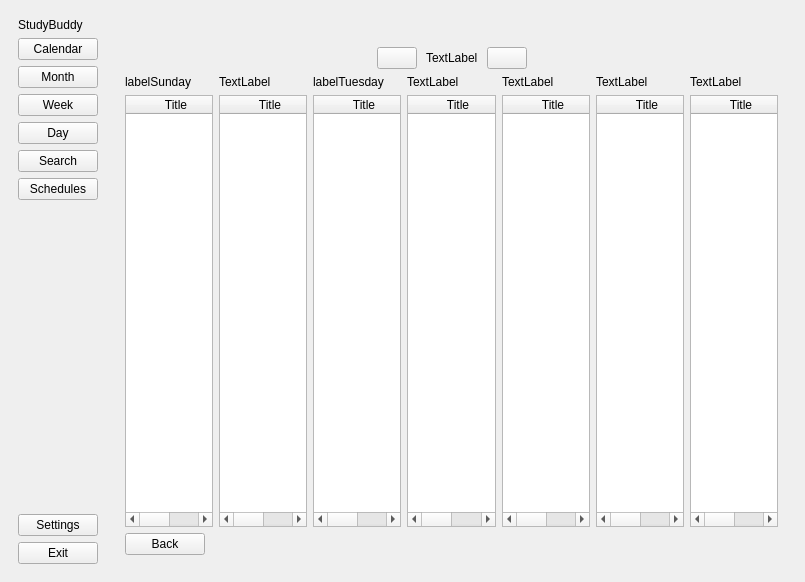
Old version of the form new_ui.ui in the repository Scrumtags/Agile-Project.
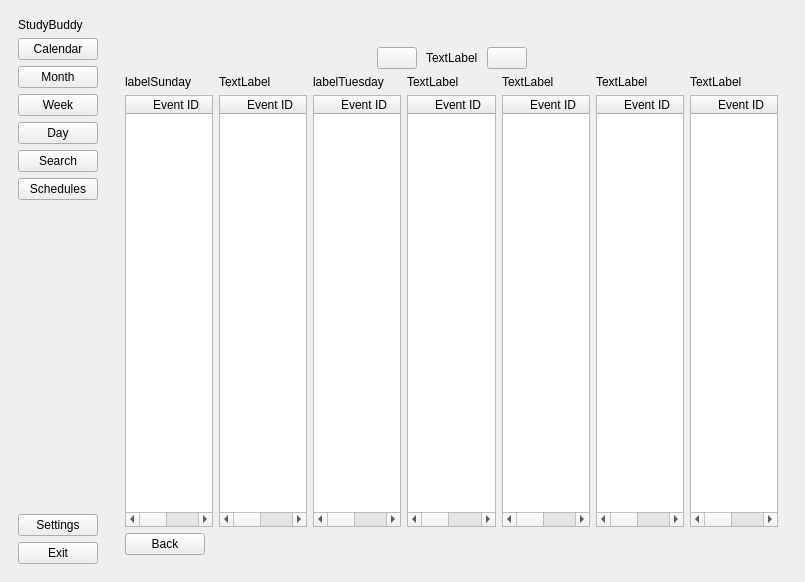
New version of the form. The open tabs and pages were chosen to show the change. Icons and pictures are not drawn.

Patch:
```diff
--- a/new_ui.ui
+++ b/new_ui.ui
@@ -677,6 +677,11 @@
                               <attribute name="verticalHeaderVisible">
                                <bool>false</bool>
                               </attribute>
+                              <column>
+                               <property name="text">
+                                <string>Event ID</string>
+                               </property>
+                              </column>
                               <column>
                                <property name="text">
                                 <string>Title</string>
@@ -705,6 +710,11 @@
                               <attribute name="verticalHeaderVisible">
                                <bool>false</bool>
                               </attribute>
+                              <column>
+                               <property name="text">
+                                <string>Event ID</string>
+                               </property>
+                              </column>
                               <column>
                                <property name="text">
                                 <string>Title</string>
@@ -733,6 +743,11 @@
                               <attribute name="verticalHeaderVisible">
                                <bool>false</bool>
                               </attribute>
+                              <column>
+                               <property name="text">
+                                <string>Event ID</string>
+                               </property>
+                              </column>
                               <column>
                                <property name="text">
                                 <string>Title</string>
@@ -761,6 +776,11 @@
                               <attribute name="verticalHeaderVisible">
                                <bool>false</bool>
                               </attribute>
+                              <column>
+                               <property name="text">
+                                <string>Event ID</string>
+                               </property>
+                              </column>
                               <column>
                                <property name="text">
                                 <string>Title</string>
@@ -789,6 +809,11 @@
                               <attribute name="verticalHeaderVisible">
                                <bool>false</bool>
                               </attribute>
+                              <column>
+                               <property name="text">
+                                <string>Event ID</string>
+                               </property>
+                              </column>
                               <column>
                                <property name="text">
                                 <string>Title</string>
@@ -817,6 +842,11 @@
                               <attribute name="verticalHeaderVisible">
                                <bool>false</bool>
                               </attribute>
+                              <column>
+                               <property name="text">
+                                <string>Event ID</string>
+                               </property>
+                              </column>
                               <column>
                                <property name="text">
                                 <string>Title</string>
@@ -845,6 +875,11 @@
                               <attribute name="verticalHeaderVisible">
                                <bool>false</bool>
                               </attribute>
+                              <column>
+                               <property name="text">
+                                <string>Event ID</string>
+                               </property>
+                              </column>
                               <column>
                                <property name="text">
                                 <string>Title</string>
```
Left out of the diff: 232 changed lines with no effect on the pictures.
